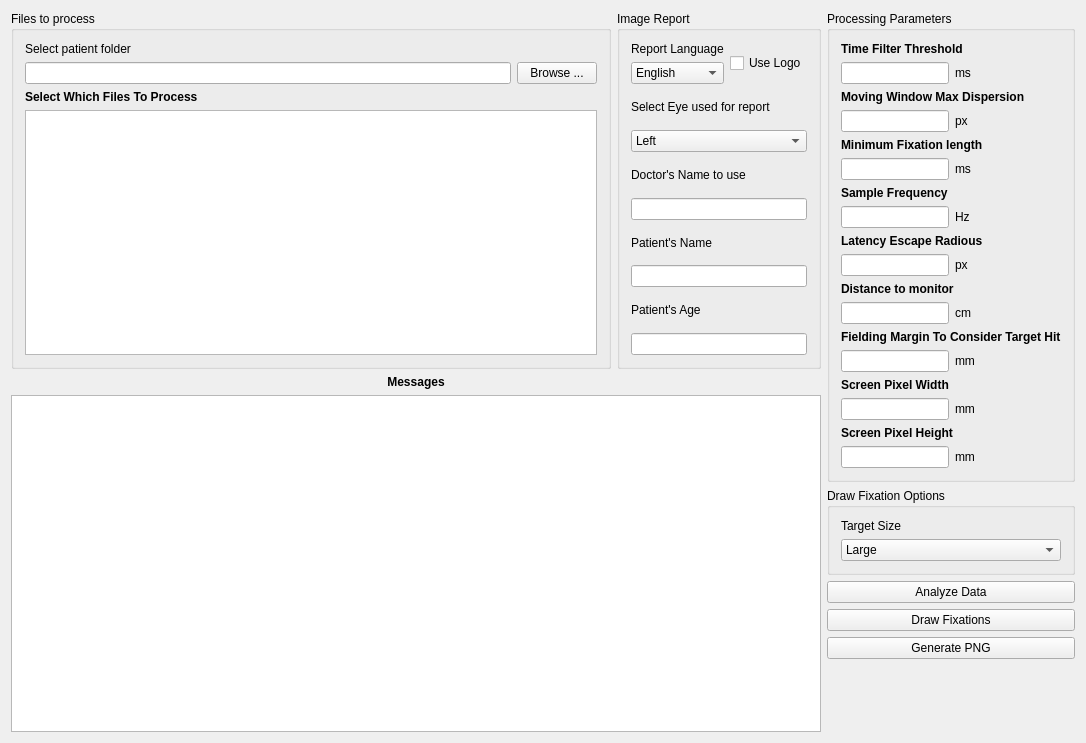
First picture: the form in EyeDataAnalyzer/src/eyedataanalyzer.ui, repository ViewMind/VMAPP, before the edit.
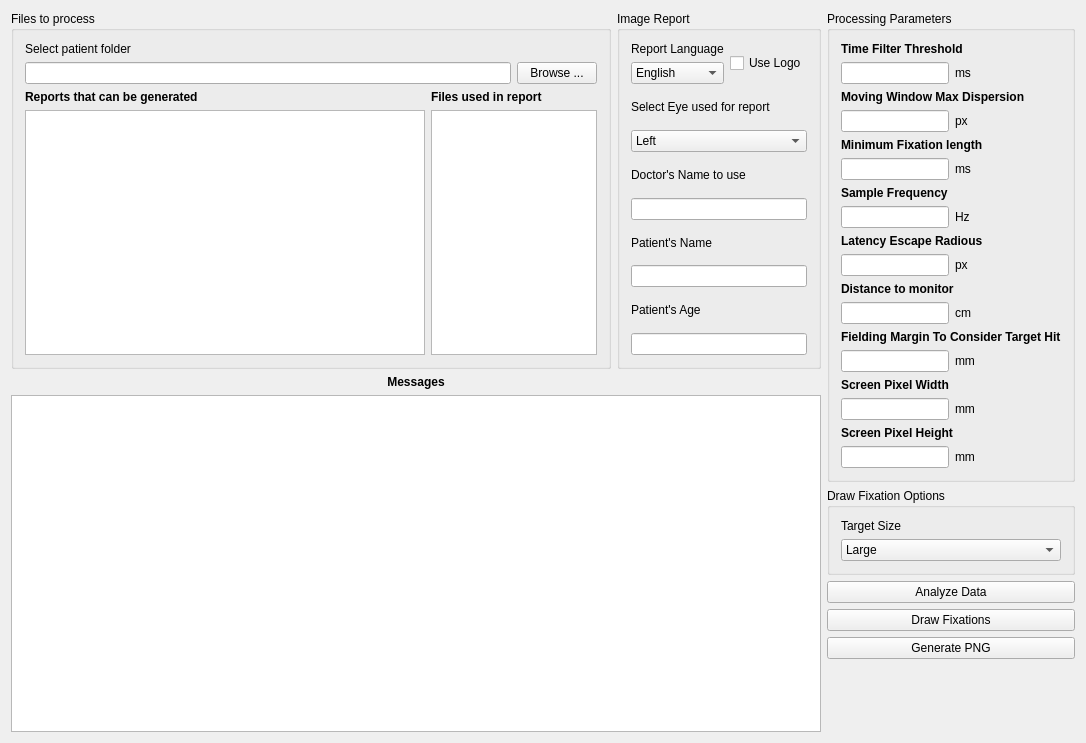
Second picture: the form after the edit.

```diff
--- a/EyeDataAnalyzer/src/eyedataanalyzer.ui
+++ b/EyeDataAnalyzer/src/eyedataanalyzer.ui
@@ -14,12 +14,9 @@
    <string>EyeDataAnalyzer</string>
   </property>
   <widget class="QWidget" name="centralWidget">
-   <layout class="QHBoxLayout" name="horizontalLayout_12">
+   <layout class="QHBoxLayout" name="horizontalLayout_14">
     <item>
-     <layout class="QVBoxLayout" name="verticalLayout_19">
-      <property name="sizeConstraint">
-       <enum>QLayout::SetDefaultConstraint</enum>
-      </property>
+     <layout class="QVBoxLayout" name="verticalLayout_24">
       <item>
        <layout class="QHBoxLayout" name="horizontalLayout_13">
         <item>
@@ -33,7 +30,7 @@
           <property name="title">
            <string>Files to process</string>
           </property>
-          <layout class="QVBoxLayout" name="verticalLayout_3">
+          <layout class="QVBoxLayout" name="verticalLayout_19">
            <item>
             <layout class="QVBoxLayout" name="verticalLayout">
              <item>
@@ -64,16 +61,41 @@
             </layout>
            </item>
            <item>
+            <layout class="QHBoxLayout" name="horizontalLayout_12">
+             <item>
             <layout class="QVBoxLayout" name="verticalLayout_2">
              <item>
               <widget class="QLabel" name="label">
                <property name="text">
-                <string>&lt;html&gt;&lt;head/&gt;&lt;body&gt;&lt;p&gt;&lt;span style=&quot; font-weight:600;&quot;&gt;Select Which Files To Process&lt;/span&gt;&lt;/p&gt;&lt;/body&gt;&lt;/html&gt;</string>
+                  <string>&lt;html&gt;&lt;head/&gt;&lt;body&gt;&lt;p&gt;&lt;span style=&quot; font-weight:600;&quot;&gt;Reports that can be generated&lt;/span&gt;&lt;/p&gt;&lt;/body&gt;&lt;/html&gt;</string>
                </property>
               </widget>
              </item>
              <item>
-              <widget class="QListWidget" name="lwFilesInPatientDir"/>
+                <widget class="QListWidget" name="lwReportsThatCanBeGenerated">
+                 <property name="minimumSize">
+                  <size>
+                   <width>400</width>
+                   <height>0</height>
+                  </size>
+                 </property>
+                </widget>
+               </item>
+              </layout>
+             </item>
+             <item>
+              <layout class="QVBoxLayout" name="verticalLayout_3">
+               <item>
+                <widget class="QLabel" name="label_28">
+                 <property name="text">
+                  <string>&lt;html&gt;&lt;head/&gt;&lt;body&gt;&lt;p&gt;&lt;span style=&quot; font-weight:600;&quot;&gt;Files used in report&lt;/span&gt;&lt;/p&gt;&lt;/body&gt;&lt;/html&gt;</string>
+                 </property>
+                </widget>
+               </item>
+               <item>
+                <widget class="QListWidget" name="lwFilesInReport"/>
+               </item>
+              </layout>
              </item>
             </layout>
            </item>
```
Lines whose indentation alone changed are shown as unchanged.
